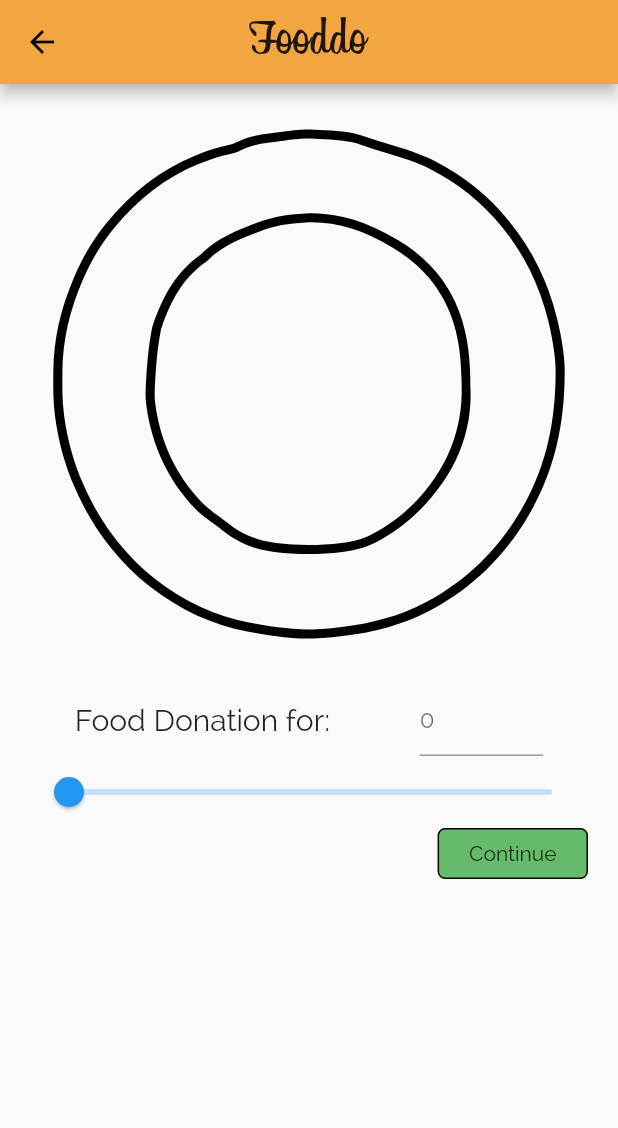
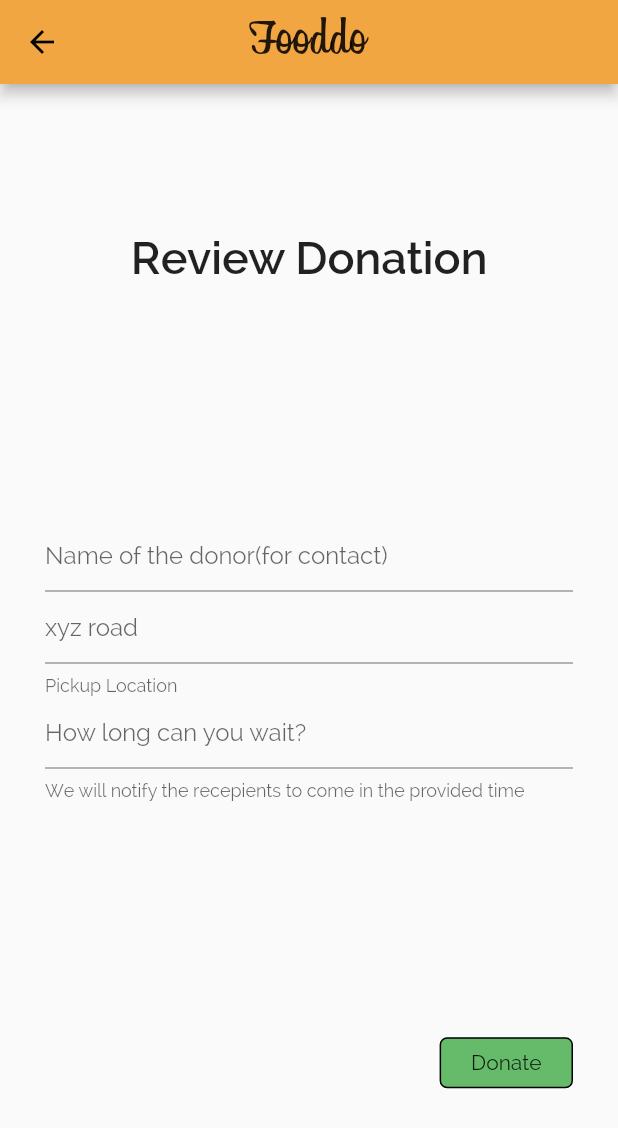
Before and after one commit to UmairJibran/Fooddo, a Flutter app: the MakeDonation screen opened by its route, after a tap on "Continue", on a phone screen of 412 x 824 dp. Shown: the top 1128 px of the screen. Run offline on Flutter 3.47's test engine with Material 2 defaults, Android fonts, the phone set to English and light mode, and no system bars; our stand-ins replace flutter_svg, splashscreen; network calls fail.

Commit message:
complete ui for donation confirmation

```diff
--- a/lib/main.dart
+++ b/lib/main.dart
@@ -6,6 +6,7 @@ import 'package:fooddo/screens/screen_make_donation.dart';
 import 'package:fooddo/screens/screen_register_as_donor.dart';
 
 //Screens Import
+import 'screens/screen_confirm_donation.dart';
 import 'screens/screen_splash.dart';
 
 void main() {
@@ -27,6 +28,7 @@ class MyApp extends StatelessWidget {
         RegisterAsDonor.routeName: (ctx) => RegisterAsDonor(),
         Home.routeName: (ctx) => Home(),
         MakeDonation.routeName: (ctx) => MakeDonation(),
+        ConfirmDonation.routeName: (ctx) => ConfirmDonation()
       },
     );
   }
--- /dev/null
+++ b/lib/screens/screen_confirm_donation.dart
@@ -0,0 +1,75 @@
+import 'package:flutter/material.dart';
+import 'package:fooddo/components/continuation_button.dart';
+import 'package:fooddo/screens/screen_home.dart';
+
+class ConfirmDonation extends StatelessWidget {
+  static final routeName = "/confirm-donation";
+
+  @override
+  Widget build(BuildContext context) {
+    return Scaffold(
+      appBar: AppBar(
+        centerTitle: true,
+        title: Text(
+          "Fooddo",
+          style: TextStyle(
+            fontFamily: "Billabong",
+            fontSize: 35,
+          ),
+        ),
+      ),
+      body: Container(
+        margin: EdgeInsets.symmetric(
+          vertical: 20,
+          horizontal: 30,
+        ),
+        child: Column(
+          mainAxisAlignment: MainAxisAlignment.spaceAround,
+          children: [
+            Text(
+              "Review Donation",
+              style: TextStyle(
+                fontSize: 30,
+                fontWeight: FontWeight.bold,
+              ),
+            ),
+            Column(
+              children: [
+                TextField(
+                  decoration: InputDecoration(
+                    hintText: "Name of the donor(for contact)",
+                  ),
+                ),
+                TextField(
+                  decoration: InputDecoration(
+                    hintText: "xyz road",
+                    helperText: "Pickup Location",
+                  ),
+                ),
+                TextField(
+                  decoration: InputDecoration(
+                    hintText: "How long can you wait?",
+                    helperText:
+                        "We will notify the recepients to come in the provided time",
+                  ),
+                ),
+              ],
+            ),
+            Row(
+              mainAxisAlignment: MainAxisAlignment.end,
+              children: [
+                ContinuationButton(
+                  buttonText: "Donate",
+                  onTap: () {
+                    //TODO: post donation request
+                    Navigator.of(context).pushReplacementNamed(Home.routeName);
+                  },
+                ),
+              ],
+            ),
+          ],
+        ),
+      ),
+    );
+  }
+}
--- a/lib/screens/screen_make_donation.dart
+++ b/lib/screens/screen_make_donation.dart
@@ -1,6 +1,7 @@
 import 'package:flutter/material.dart';
 import 'package:flutter_svg/flutter_svg.dart';
 import 'package:fooddo/components/continuation_button.dart';
+import 'package:fooddo/screens/screen_confirm_donation.dart';
 
 class MakeDonation extends StatefulWidget {
   static final String routeName = "/make-donation";
@@ -202,7 +203,10 @@ class _MakeDonationState extends State<MakeDonation> {
                     children: [
                       ContinuationButton(
                         buttonText: "Continue",
-                        onTap: () {},
+                        onTap: () {
+                          Navigator.of(context)
+                              .pushNamed(ConfirmDonation.routeName);
+                        },
                       ),
                     ],
                   )
```
